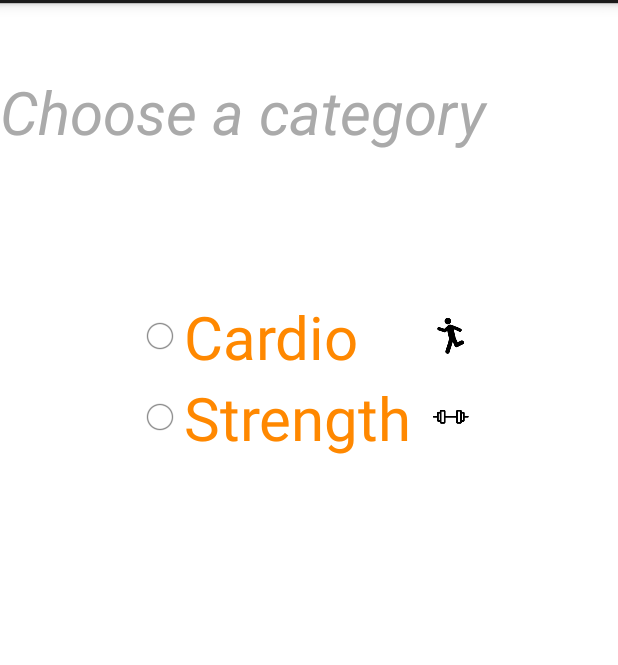
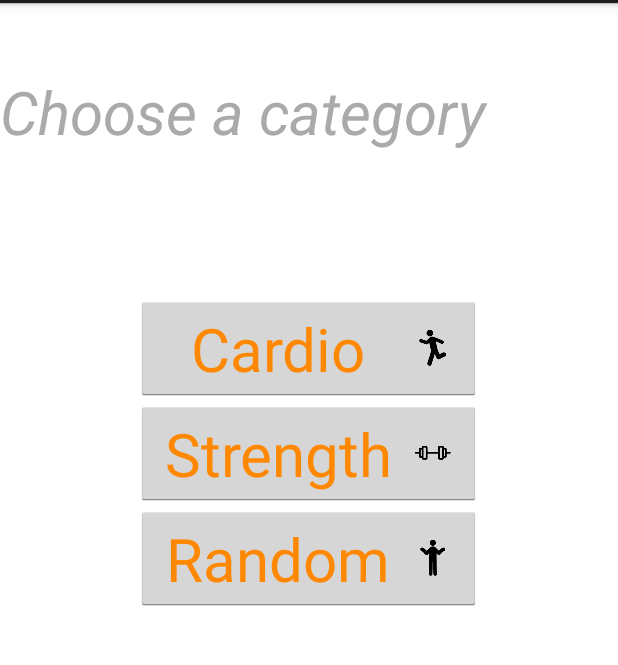
Before and after one commit to andylincoln/fitnessbunduruu, an Android app: the screen it shows after launch (MainActivity), on a phone screen of 412 x 824 dp, the part 69-734 px from its top. Run offline under Robolectric (Android 15) with nearby library versions, the phone set to English and light mode, and no system bars.

Commit message:
Converted  Category RadioButtons to Buttons
Fixes an issue where pressing the same category again does nothing.

```diff
--- a/app/src/main/java/com/example/fitnessbunduruu/MainActivity.java
+++ b/app/src/main/java/com/example/fitnessbunduruu/MainActivity.java
@@ -7,9 +7,8 @@ import android.content.Intent;
 import android.os.Bundle;
 import android.util.Log;
 import android.view.Menu;
+import android.view.View;
 import android.widget.Button;
-import android.widget.RadioGroup;
-import android.widget.TextView;
 
 import java.util.Random;
 
@@ -21,11 +20,6 @@ public class MainActivity extends Activity {
 
     private String[] EXERCISE_CATEGORIES;
 
-    private TextView mTextExercise;
-    private Button mButtonExercise;
-
-    private RadioGroup mCategoryGroup;
-
     @Override
     protected void onCreate(Bundle savedInstanceState) {
         super.onCreate(savedInstanceState);
@@ -33,54 +27,54 @@ public class MainActivity extends Activity {
 
         EXERCISE_CATEGORIES = getResources().getStringArray(R.array.categories);
 
-        mCategoryGroup = (RadioGroup) findViewById(R.id.CategoryGroup);
+        Button cardioButton = (Button) findViewById(R.id.buttonCardio);
+        Button strengthButton = (Button) findViewById(R.id.buttonStrength);
+        Button randomButton = (Button) findViewById(R.id.buttonRandom);
 
-        mCategoryGroup.setOnCheckedChangeListener(new RadioGroup.OnCheckedChangeListener() {
+        cardioButton.setOnClickListener(new View.OnClickListener() {
             @Override
-            public void onCheckedChanged(RadioGroup group, int checkedId) {
+            public void onClick(View v) {
 
+                String selectedCategory = getResources().getString(R.string.cardio);
                 Intent intent;
 
-                switch (checkedId) {
-                    case R.id.buttonCardio:
-
-                        // In order to select multiple exercises for a group,
-                        // the main activity will start a group selection activity
-
-                        // intent = new Intent(getApplicationContext(), ExerciseActivity.class);
                 intent = new Intent(getApplicationContext(), SelectActivity.class);
-                        intent.putExtra(extraTag, getResources().getString(R.string.cardio));
+                intent.putExtra(extraTag, selectedCategory);
 
                 startActivity(intent);
+            }
+        });
 
-                        break;
-                    case R.id.buttonStrength:
+        strengthButton.setOnClickListener(new View.OnClickListener() {
+            @Override
+            public void onClick(View v) {
 
-                        // intent = new Intent(getApplicationContext(), ExerciseActivity.class);
+                String selectedCategory = getResources().getString(R.string.strength);
+                Intent intent;
+
                 intent = new Intent(getApplicationContext(), SelectActivity.class);
-                        intent.putExtra(extraTag, getResources().getString(R.string.strength));
 
+                intent.putExtra(extraTag, selectedCategory);
                 startActivity(intent);
+            }
+        });
 
-                        break;
-
-                    /*
-                    case R.id.buttonRandom:
+        randomButton.setOnClickListener(new View.OnClickListener() {
+            @Override
+            public void onClick(View v) {
 
                 String selectedCategory;
+                Intent intent;
 
                 Random random = new Random();
+
                 int index = random.nextInt(EXERCISE_CATEGORIES.length);
                 selectedCategory = EXERCISE_CATEGORIES[index];
 
-                        intent = new Intent(getApplicationContext(), ExerciseActivity.class);
+                intent = new Intent(getApplicationContext(), SelectActivity.class);
                 intent.putExtra(extraTag, selectedCategory);
 
                 startActivity(intent);
-
-                        break;
-                     */
-                }
             }
         });
 
--- a/app/src/main/res/layout/activity_main.xml
+++ b/app/src/main/res/layout/activity_main.xml
@@ -25,12 +25,13 @@
         android:textIsSelectable="false"
         android:textStyle="italic" />
 
-    <RadioGroup
+    <LinearLayout
         android:layout_width="fill_parent"
         android:layout_height="fill_parent"
-        android:id="@+id/CategoryGroup">
+        android:id="@+id/CategoryGroup"
+        android:orientation="vertical">
 
-        <RadioButton
+        <Button
             android:drawableRight="@drawable/ic_cardio"
             android:layout_width="230dp"
             android:layout_height="wrap_content"
@@ -46,7 +47,7 @@
             android:layout_marginTop="96dp"
             />
 
-        <RadioButton
+        <Button
             android:drawableRight="@drawable/ic_strength"
             android:layout_width="230dp"
             android:layout_height="wrap_content"
@@ -59,7 +60,7 @@
             android:textColor="@android:color/holo_orange_dark"
             />
 
-        <!--RadioButton
+        <Button
             android:drawableRight="@drawable/ic_random"
             android:layout_width="230dp"
             android:layout_height="wrap_content"
@@ -70,7 +71,7 @@
             android:textSize="40sp"
             android:enabled="true"
             android:textColor="@android:color/holo_orange_dark"
-            /-->
-    </RadioGroup>
+            />
+    </LinearLayout>
 
 </TableLayout>
```
Also changed, not shown: app/src/main/java/com/example/fitnessbunduruu/SelectActivity.java (+10 -43 lines), 2 other files. Lines whose indentation alone changed are shown as unchanged.
